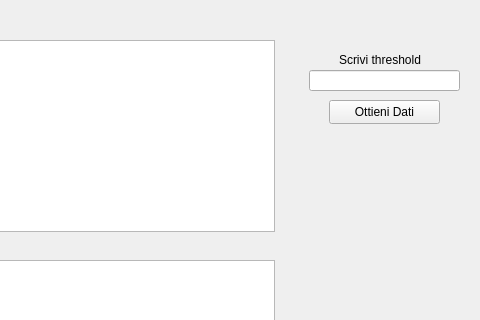
Qt form analisi.ui (stefanodecillis/Progetto_Fondamenti_WR) before a commit; both pictures show x 201 to 681 and y 0 to 320 of the 681 by 468 pixel window.
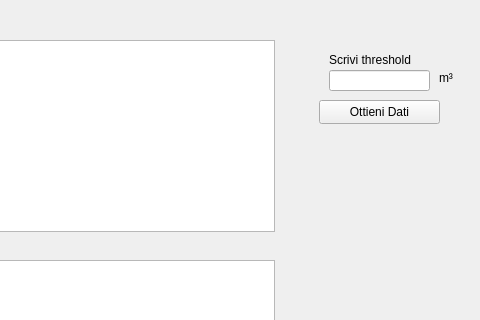
The same form after that commit.

What changed in the file:
```diff
--- a/analisi.ui
+++ b/analisi.ui
@@ -67,9 +67,9 @@
    <widget class="QPushButton" name="button_dati">
     <property name="geometry">
      <rect>
-      <x>530</x>
+      <x>520</x>
       <y>100</y>
-      <width>111</width>
+      <width>121</width>
       <height>24</height>
      </rect>
     </property>
@@ -80,9 +80,9 @@
    <widget class="QLineEdit" name="take_threshold">
     <property name="geometry">
      <rect>
-      <x>510</x>
+      <x>530</x>
       <y>70</y>
-      <width>151</width>
+      <width>101</width>
       <height>21</height>
      </rect>
     </property>
@@ -90,7 +90,7 @@
    <widget class="QLabel" name="label_threshold">
     <property name="geometry">
      <rect>
-      <x>540</x>
+      <x>530</x>
       <y>50</y>
       <width>111</width>
       <height>20</height>
@@ -133,6 +133,19 @@
      </rect>
     </property>
    </widget>
+   <widget class="QLabel" name="label">
+    <property name="geometry">
+     <rect>
+      <x>640</x>
+      <y>70</y>
+      <width>21</width>
+      <height>16</height>
+     </rect>
+    </property>
+    <property name="text">
+     <string>m³</string>
+    </property>
+   </widget>
   </widget>
   <widget class="QStatusBar" name="statusbar"/>
  </widget>
```
